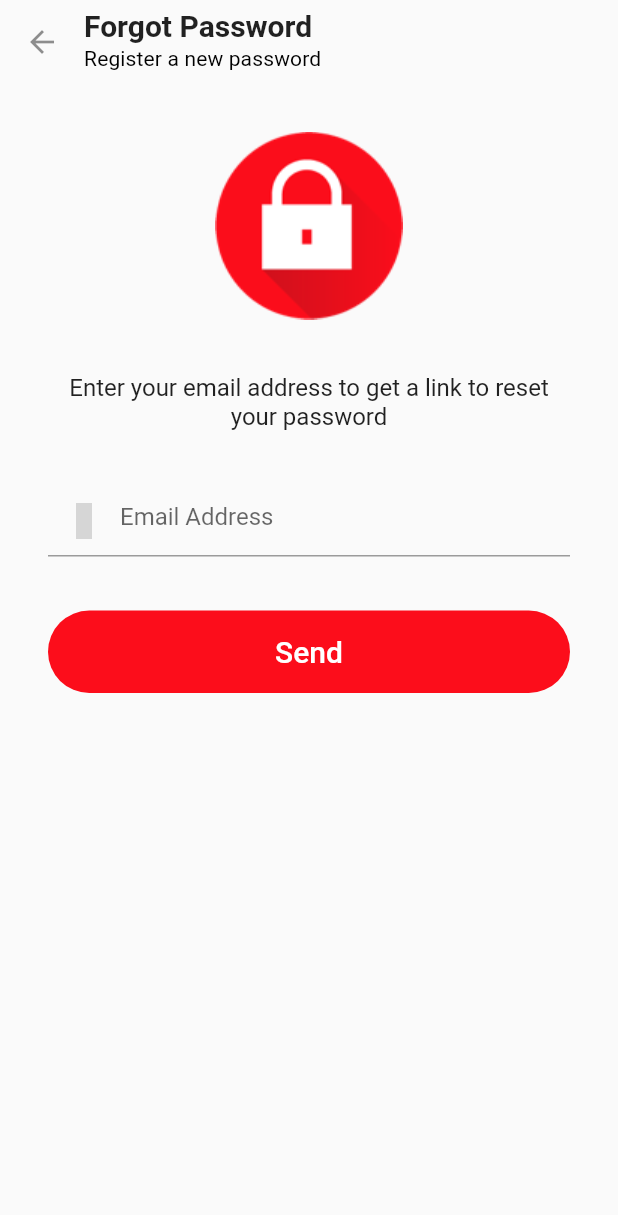
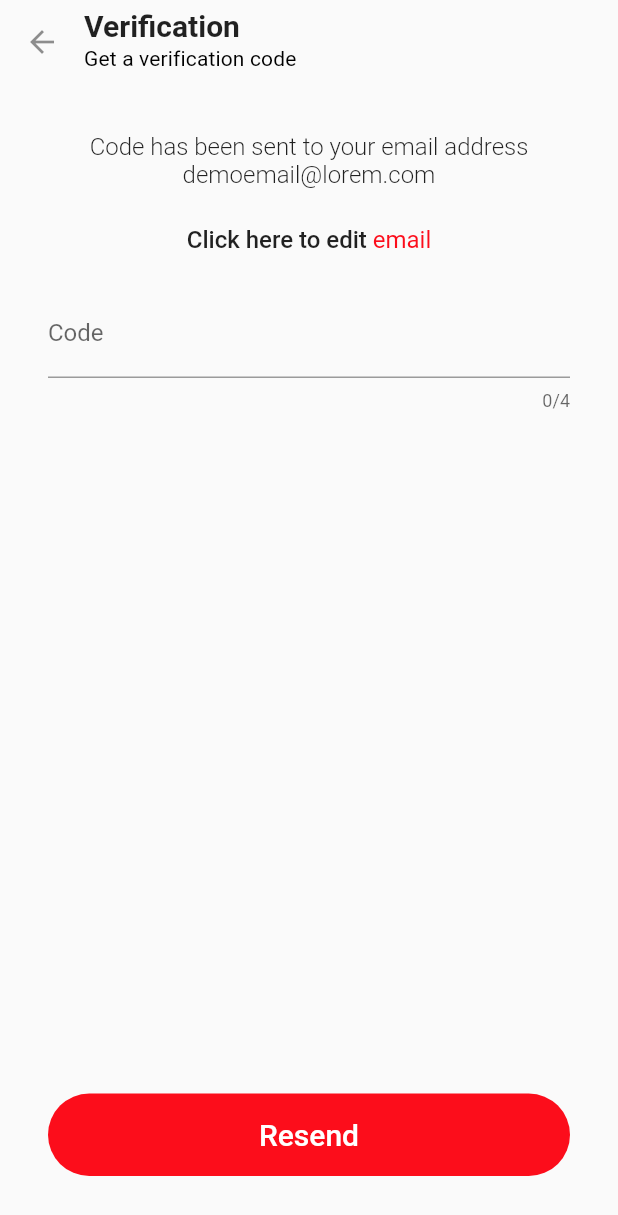
Before and after one commit to aramidefemi/stories, a Flutter app: the ForgotPasswordPage screen opened directly, after a tap on "Send", on a phone screen of 412 x 824 dp. Shown: the top 1215 px of the screen. Run offline on Flutter 3.47's test engine with Material 2 defaults, Android fonts, the phone set to English and light mode, and no system bars; our stand-ins replace dots_indicator, material_design_icons_flutter; missing offline and left inert: keyboard_visibility; grey boxes are pictures that could not be loaded.

Commit message:
Add verification screen

```diff
--- a/lib/ui/authentication_pages/forgot_password_page.dart
+++ b/lib/ui/authentication_pages/forgot_password_page.dart
@@ -1,5 +1,6 @@
 import 'package:flutter/material.dart';
 import 'package:material_design_icons_flutter/material_design_icons_flutter.dart';
+import 'package:stories/ui/authentication_pages/verification_page.dart';
 
 class ForgotPasswordPage extends StatelessWidget {
   final String verificationMessage =
@@ -67,7 +68,10 @@ class ForgotPasswordPage extends StatelessWidget {
                           color: Colors.white,
                         ),
                   ),
-                  onPressed: () {},
+                  onPressed: () {
+                     Navigator.push(
+              context, MaterialPageRoute(builder: (_) => VerificationPage()));
+                  },
                 ),
               ),
             ],
--- a/lib/ui/authentication_pages/new_user_page.dart
+++ b/lib/ui/authentication_pages/new_user_page.dart
@@ -1,6 +1,5 @@
-import 'package:stories/ui/home.dart';
+import 'package:stories/ui/authentication_pages/verification_page.dart';
 import 'package:flutter/material.dart';
-import 'package:material_design_icons_flutter/material_design_icons_flutter.dart';
 
 class NewUserPage extends StatelessWidget {
   String _genderValue;
@@ -18,14 +17,14 @@ class NewUserPage extends StatelessWidget {
         padding: EdgeInsets.symmetric(vertical: 16.0),
         color: Theme.of(context).primaryColor,
         child: Text(
-          "Get Started",
+          "Sign In",
           style: Theme.of(context).textTheme.title.copyWith(
                 color: Colors.white,
               ),
         ),
         onPressed: () {
           Navigator.push(
-              context, MaterialPageRoute(builder: (_) => NewUserPage()));
+              context, MaterialPageRoute(builder: (_) => VerificationPage()));
         },
       ),
     );
@@ -76,7 +75,6 @@ class NewUserPage extends StatelessWidget {
                 TextField(
                   decoration: InputDecoration(labelText: "Email Address"),
                 ),
-
                 StatefulBuilder(
                   builder: (BuildContext context, StateSetter setState) {
                     return DropdownButtonFormField(
@@ -106,7 +104,6 @@ class NewUserPage extends StatelessWidget {
                     );
                   },
                 ),
-
                 TextField(
                   decoration: InputDecoration(labelText: "Password"),
                 ),
@@ -116,13 +113,6 @@ class NewUserPage extends StatelessWidget {
                 signInButton,
                 SizedBox(height: 8.0),
                 verificationText,
-                // Column(
-                //   children: <Widget>[
-                //     signInButton,
-                //     SizedBox(height: 8.0),
-                //     verificationText,
-                //   ],
-                // ),
               ],
             ),
           ),
--- /dev/null
+++ b/lib/ui/authentication_pages/verification_page.dart
@@ -0,0 +1,125 @@
+import 'package:flutter/material.dart';
+import 'package:stories/ui/authentication_pages/forgot_password_page.dart';
+
+class VerificationPage extends StatelessWidget {
+  final String verificationMessage =
+      "Code has been sent to your email address demoemail@lorem.com";
+
+  @override
+  Widget build(BuildContext context) {
+    return Scaffold(
+      appBar: AppBar(
+        backgroundColor: Theme.of(context).canvasColor,
+        automaticallyImplyLeading: true,
+        title: ListTile(
+          title: Text(
+            "Verification",
+            style: Theme.of(context)
+                .textTheme
+                .title
+                .copyWith(fontWeight: FontWeight.bold),
+          ),
+          subtitle: Text(
+            "Get a verification code",
+            style: Theme.of(context)
+                .textTheme
+                .subtitle
+                .copyWith(fontWeight: FontWeight.normal),
+          ),
+          contentPadding: EdgeInsets.all(0.0),
+        ),
+        titleSpacing: 0.0,
+        elevation: 0.0,
+        iconTheme: Theme.of(context).iconTheme.copyWith(opacity: 0.5),
+      ),
+      body: Container(
+        height: MediaQuery.of(context).size.height - kToolbarHeight,
+        padding: EdgeInsets.all(32.0),
+        child: Column(
+          mainAxisAlignment: MainAxisAlignment.start,
+          children: <Widget>[
+            Expanded(
+              child: ListView(children: <Widget>[
+                Column(
+                  mainAxisAlignment: MainAxisAlignment.start,
+                  children: <Widget>[
+                    Text(
+                      verificationMessage,
+                      textAlign: TextAlign.center,
+                      style: Theme.of(context)
+                          .textTheme
+                          .subhead
+                          .copyWith(fontWeight: FontWeight.w300),
+                    ),
+                    SizedBox(
+                      height: 24.0,
+                    ),
+                    Row(
+                      mainAxisAlignment: MainAxisAlignment.center,
+                      children: <Widget>[
+                        Text(
+                          "Click here to edit ",
+                          style: Theme.of(context)
+                              .textTheme
+                              .subhead
+                              .copyWith(fontWeight: FontWeight.w500),
+                        ),
+                        InkWell(
+                          child: Text(
+                            "email",
+                            style: Theme.of(context).textTheme.subhead.copyWith(
+                                fontWeight: FontWeight.normal,
+                                color: Theme.of(context).primaryColor),
+                          ),
+                          onTap: () {
+                            Navigator.push(
+                                context,
+                                MaterialPageRoute(
+                                    builder: (_) => ForgotPasswordPage()));
+                          },
+                        ),
+                      ],
+                    ),
+                    SizedBox(
+                      height: 24.0,
+                    ),
+                    //TODO Allow only numbers and change textfield styling
+                    TextField(
+                      maxLength: 4,
+                      keyboardType: TextInputType.phone,
+                      decoration: InputDecoration(labelText: "Code"),
+                    ),
+                    SizedBox(
+                      height: 24.0,
+                    ),
+                  ],
+                ),
+              ]),
+            ),
+            SizedBox(
+              width: double.infinity,
+              child: FlatButton(
+                shape: RoundedRectangleBorder(
+                  borderRadius: BorderRadius.circular(36.0),
+                ),
+                padding: EdgeInsets.symmetric(vertical: 16.0),
+                color: Theme.of(context).primaryColor,
+                child: Text(
+                  "Resend",
+                  style: Theme.of(context).textTheme.title.copyWith(
+                        color: Colors.white,
+                      ),
+                ),
+                onPressed: () {
+                  // Navigator.push(context,
+                  //     MaterialPageRoute(builder: (_) => VerificationPage()));
+                },
+              ),
+            ),
+            SizedBox(height: 8.0),
+          ],
+        ),
+      ),
+    );
+  }
+}
```
